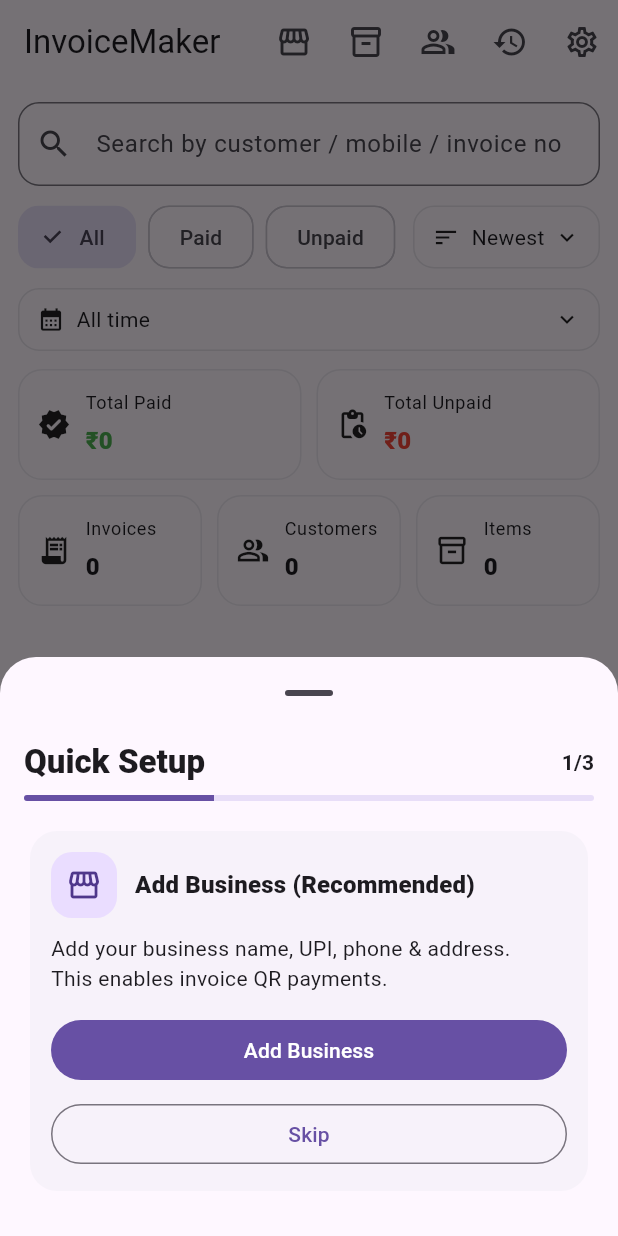
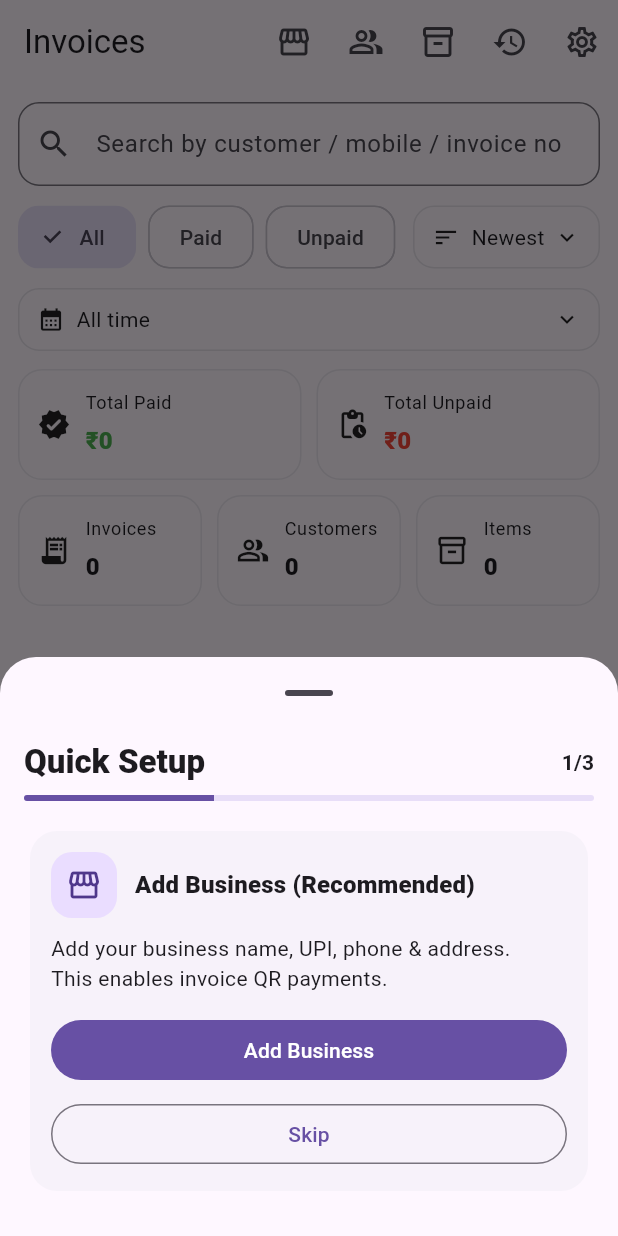
Before and after one commit to jaiminspace/whatsapp_invoice, a Flutter app: the screen it shows after launch, on a phone screen of 412 x 824 dp. Run offline on Flutter 3.47's test engine with Material 3 defaults, Android fonts, the phone set to English and light mode, and no system bars; our stand-ins replace file_picker, flutter_riverpod, hive, hive_flutter, image_picker, intl_phone_field and 3 more; accounts and stored records are empty.

Commit message:
Update invoice_page_list.dart

```diff
--- a/lib/features/invoice/presentation/pages/invoice_page_list.dart
+++ b/lib/features/invoice/presentation/pages/invoice_page_list.dart
@@ -99,7 +99,7 @@
 
     return Scaffold(
       appBar: AppBar(
-        title: const Text('InvoiceMaker'),
+        title: const Text('Invoices'),
         actions: [
           IconButton(
             tooltip: 'Businesses',
@@ -112,22 +112,22 @@
             },
           ),
           IconButton(
+            tooltip: 'Customers',
+            icon: const Icon(Icons.people_alt_outlined),
+            onPressed: () {
+              Navigator.push(
+                context,
+                MaterialPageRoute(builder: (_) => const CustomersPage()),
+              );
+            },
+          ),
+          IconButton(
             tooltip: 'Items Catalog',
             icon: const Icon(Icons.inventory_2_outlined),
             onPressed: () {
               Navigator.push(
                 context,
                 MaterialPageRoute(builder: (_) => const ItemsPage()),
-              );
-            },
-          ),
-          IconButton(
-            tooltip: 'Customers',
-            icon: const Icon(Icons.people_alt_outlined),
-            onPressed: () {
-              Navigator.push(
-                context,
-                MaterialPageRoute(builder: (_) => const CustomersPage()),
               );
             },
           ),
```
